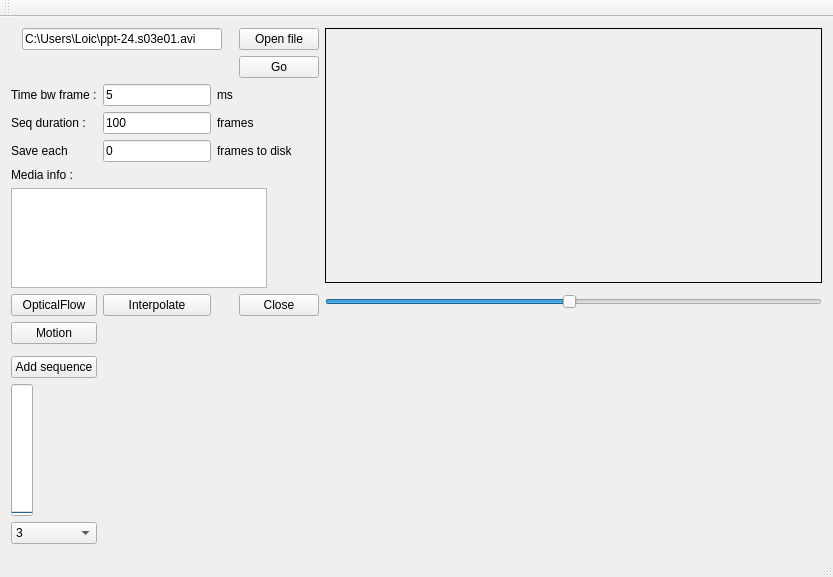
Qt form test1/mainwindow.ui (ciolben/asmv) before a commit.
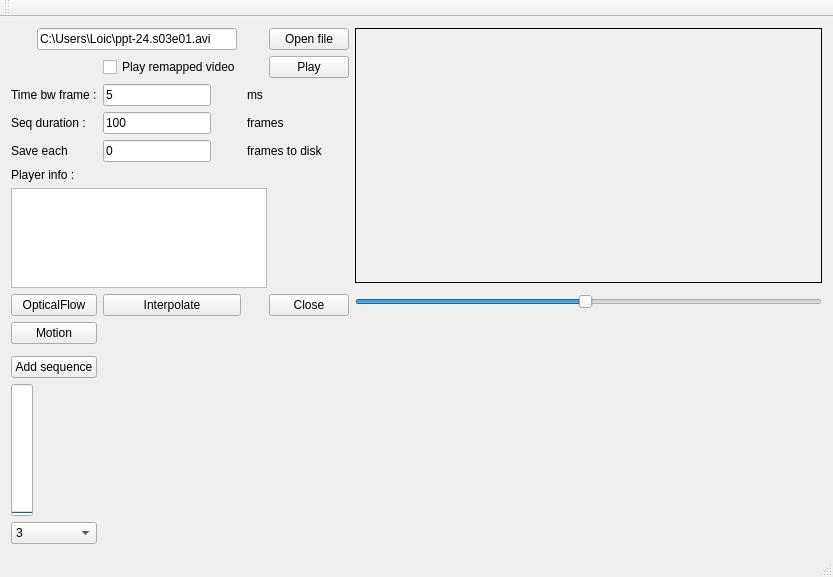
The same form after that commit. Custom widgets are drawn as their Qt base class.

What changed in the file:
```diff
--- a/test1/mainwindow.ui
+++ b/test1/mainwindow.ui
@@ -213,7 +213,7 @@
     <item row="1" column="3" colspan="2">
      <widget class="QPushButton" name="btGo">
       <property name="text">
-       <string>Go</string>
+       <string>Play</string>
       </property>
      </widget>
     </item>
@@ -374,7 +374,7 @@
        </sizepolicy>
       </property>
       <property name="text">
-       <string>Media info :</string>
+       <string>Player info :</string>
       </property>
      </widget>
     </item>
@@ -385,6 +385,13 @@
       </property>
      </widget>
     </item>
+    <item row="1" column="1">
+     <widget class="QCheckBox" name="chkRemapped">
+      <property name="text">
+       <string>Play remapped video</string>
+      </property>
+     </widget>
+    </item>
    </layout>
   </widget>
   <widget class="QMenuBar" name="menuBar">
```
Left out of the diff: 2 changed lines with no effect on the pictures.
